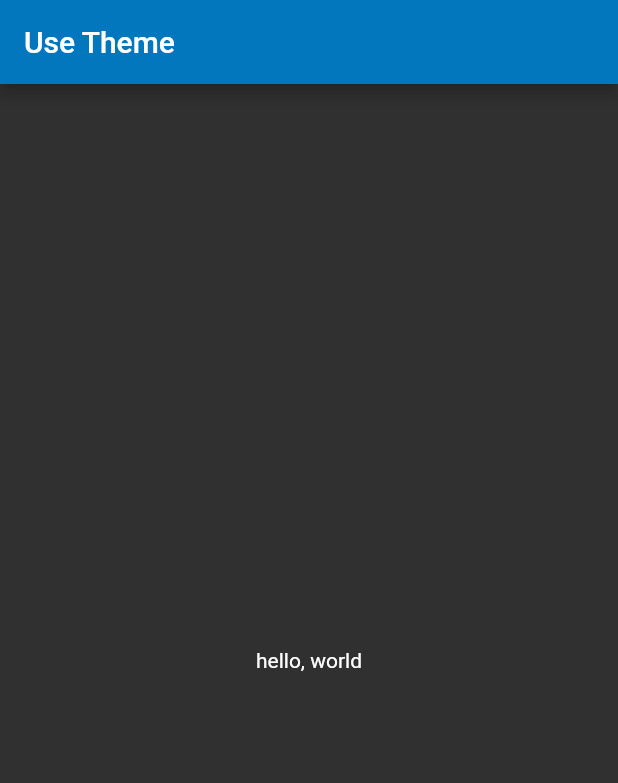
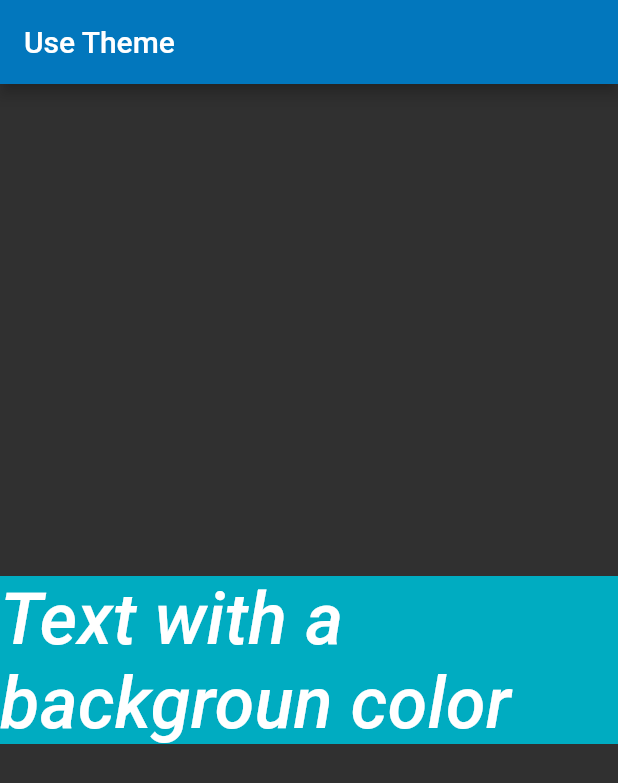
Before and after one commit to pocari/use_theme, a Flutter app: the screen it shows after launch, on a phone screen of 412 x 824 dp. Shown: the top 783 px of the screen. Run offline on Flutter 3.47's test engine with Material 2 defaults, Android fonts, the phone set to English and light mode, and no system bars; Roboto replaces fonts that are missing (Hind, Montserrat).

Commit message:
use Theme from child widgets

```diff
--- a/lib/main.dart
+++ b/lib/main.dart
@@ -15,7 +15,7 @@ class MyApp extends StatelessWidget {
         fontFamily: 'Montserrat',
         textTheme: TextTheme(
           headline: TextStyle(fontSize: 72.0, fontWeight: FontWeight.bold),
-          title: TextStyle(fontSize: 56.0, fontStyle: FontStyle.italic),
+          title: TextStyle(fontSize: 48.0, fontStyle: FontStyle.italic),
           body1: TextStyle(fontSize: 14.0, fontFamily: 'Hind'),
         ),
       ),
@@ -32,8 +32,13 @@ class MyHomePage extends StatelessWidget {
         title: Text('Use Theme'),
       ),
       body: Center(
-        child: Text('hello, world'),
-      ),
+          child: Container(
+        color: Theme.of(context).accentColor,
+        child: Text(
+          'Text with a backgroun color',
+          style: Theme.of(context).textTheme.title,
+        ),
+      )),
     );
   }
 }
```
